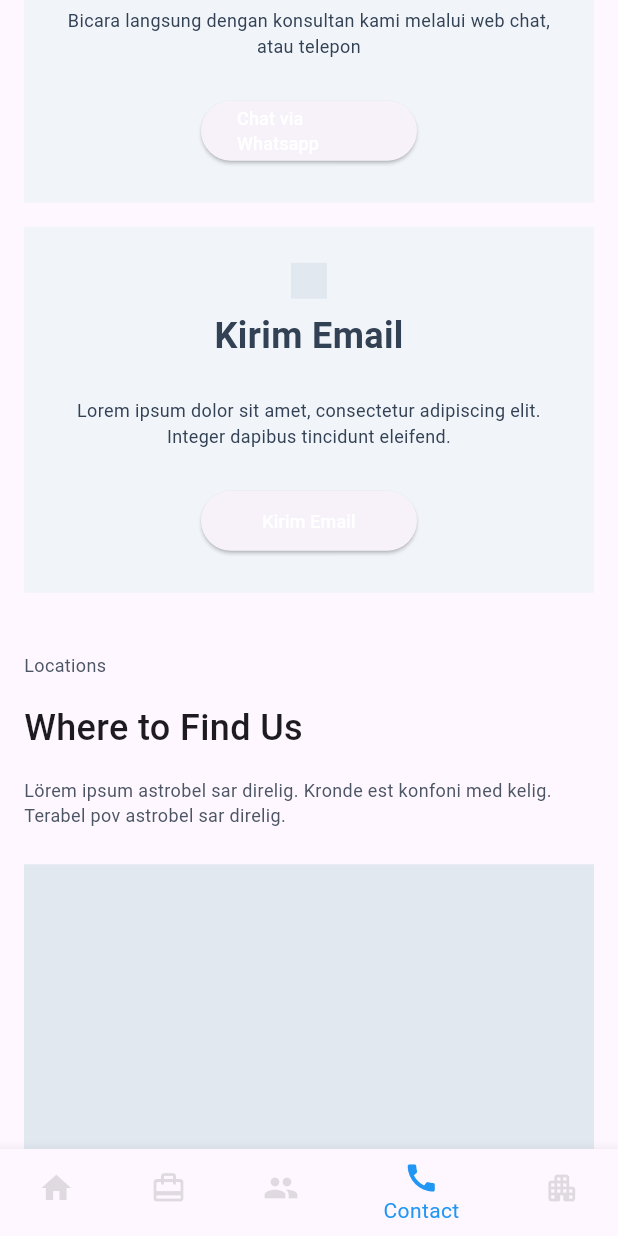
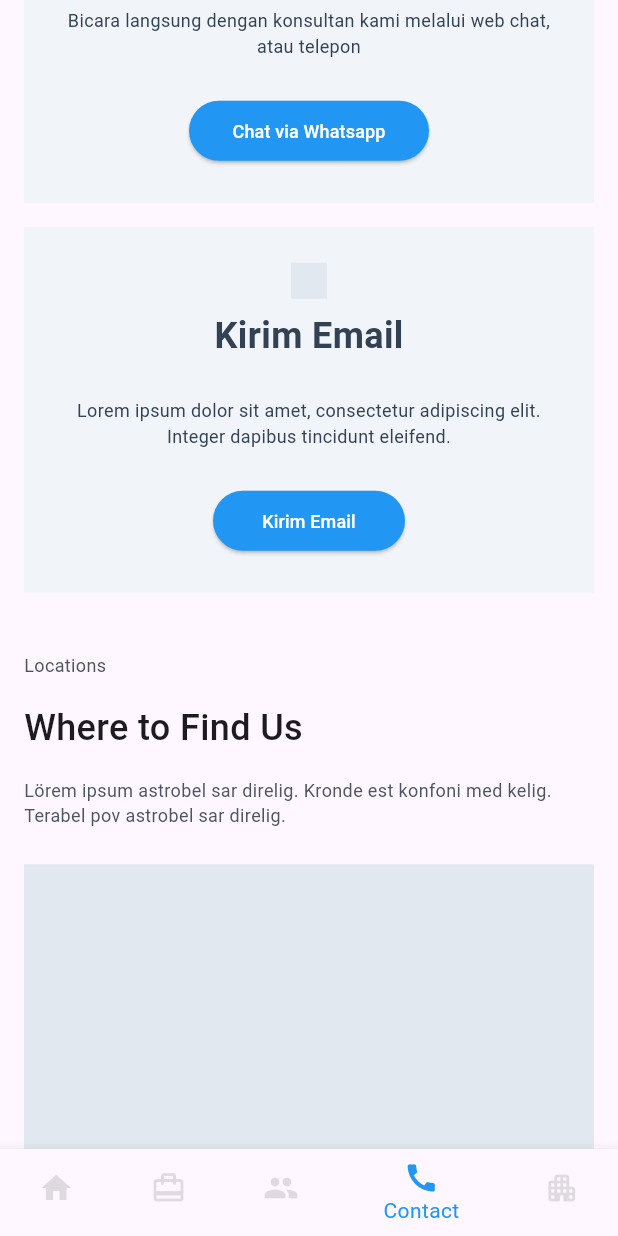
Before and after one commit to stehanget/profile_comp_app, a Flutter app: the screen it shows after launch, item 4 of the bottom bar chosen, scrolled down 576 dp, on a phone screen of 412 x 824 dp. Run offline on Flutter 3.47's test engine with Material 3 defaults, Android fonts, the phone set to English and light mode, and no system bars; our stand-ins replace get_storage.

Commit message:
fix: bug button no background color

```diff
--- a/lib/presentation/contact_us/contact_us.dart
+++ b/lib/presentation/contact_us/contact_us.dart
@@ -60,7 +60,8 @@ class ContactUsScreenState extends State<ContactUsScreen> {
               ElevatedButton(
                   onPressed: () => {},
                   style: ElevatedButton.styleFrom(
-                    fixedSize: const Size(TwSizes.spacer36, TwSizes.spacer8),
+                    backgroundColor: Colors.blue,
+                    fixedSize: const Size(TwSizes.spacer40, TwSizes.spacer8),
                     shape: RoundedRectangleBorder(
                       borderRadius: BorderRadius.circular(20),
                     ),
@@ -94,7 +95,8 @@ class ContactUsScreenState extends State<ContactUsScreen> {
               ElevatedButton(
                   onPressed: () => {},
                   style: ElevatedButton.styleFrom(
-                    fixedSize: const Size(TwSizes.spacer36, TwSizes.spacer8),
+                    backgroundColor: Colors.blue,
+                    fixedSize: const Size(TwSizes.spacer32, TwSizes.spacer8),
                     shape: RoundedRectangleBorder(
                       borderRadius: BorderRadius.circular(20),
                     ),
--- a/lib/presentation/home/home.dart
+++ b/lib/presentation/home/home.dart
@@ -44,6 +44,7 @@ class _HomeScreenState extends State<HomeScreen> {
               ElevatedButton(
                   onPressed: () => {},
                   style: ElevatedButton.styleFrom(
+                    backgroundColor: Colors.blue,
                     fixedSize: const Size(TwSizes.spacer32, TwSizes.spacer8),
                     shape: RoundedRectangleBorder(
                       borderRadius: BorderRadius.circular(20),
@@ -95,7 +96,8 @@ class _HomeScreenState extends State<HomeScreen> {
                 ElevatedButton(
                     onPressed: () => {},
                     style: ElevatedButton.styleFrom(
-                      fixedSize: const Size(TwSizes.spacer36, TwSizes.spacer8),
+                      backgroundColor: Colors.blue,
+                      fixedSize: const Size(TwSizes.spacer40, TwSizes.spacer8),
                       shape: RoundedRectangleBorder(
                         borderRadius: BorderRadius.circular(20),
                       ),
--- a/lib/presentation/product/product.dart
+++ b/lib/presentation/product/product.dart
@@ -85,6 +85,7 @@ class ProductScreenState extends State<ProductScreen> {
               ElevatedButton(
                   onPressed: () => {},
                   style: ElevatedButton.styleFrom(
+                    backgroundColor: Colors.blue,
                     fixedSize: const Size(TwSizes.spacer32, TwSizes.spacer8),
                     shape: RoundedRectangleBorder(
                       borderRadius: BorderRadius.circular(20),
@@ -119,6 +120,7 @@ class ProductScreenState extends State<ProductScreen> {
               ElevatedButton(
                   onPressed: () => {},
                   style: ElevatedButton.styleFrom(
+                    backgroundColor: Colors.blue,
                     fixedSize: const Size(TwSizes.spacer32, TwSizes.spacer8),
                     shape: RoundedRectangleBorder(
                       borderRadius: BorderRadius.circular(20),
--- a/lib/presentation/testimonial/testimonial.dart
+++ b/lib/presentation/testimonial/testimonial.dart
@@ -108,6 +108,7 @@ class TestimonialScreenState extends State<TestimonialScreen> {
               ElevatedButton(
                   onPressed: () => {},
                   style: ElevatedButton.styleFrom(
+                    backgroundColor: Colors.blue,
                     fixedSize: const Size(TwSizes.spacer36, TwSizes.spacer8),
                     shape: RoundedRectangleBorder(
                       borderRadius: BorderRadius.circular(20),
--- a/tailwind/lib/tailwind.dart
+++ b/tailwind/lib/tailwind.dart
@@ -16,7 +16,7 @@ export './widgets/TwColumn.dart';
 export './widgets/TwWrap.dart';
 export './widgets/TwStack.dart';
 export './widgets/TwPadding.dart';
-export './widgets/TwInkWell.dart';
+export './widgets/TwInkwell.dart';
 export './widgets/TwImage.dart';
 
 /// Utilities
```
Also changed, not shown: pubspec.lock, tailwind/pubspec.lock.
